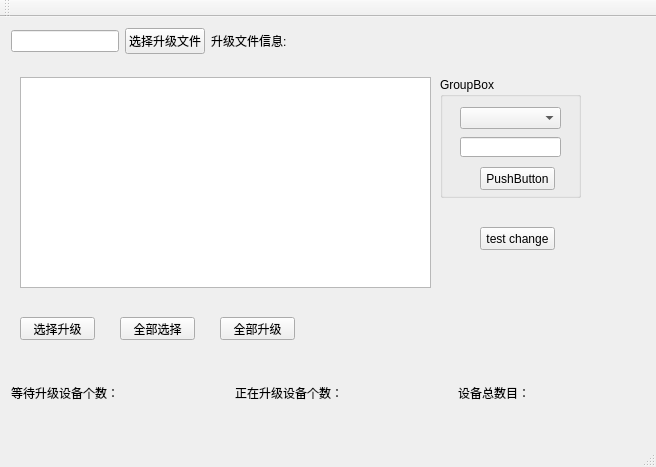
Old version of the form UpdateServer/UpdateServerWindow.ui in the repository liyouchang/KeCameraPluginProject.
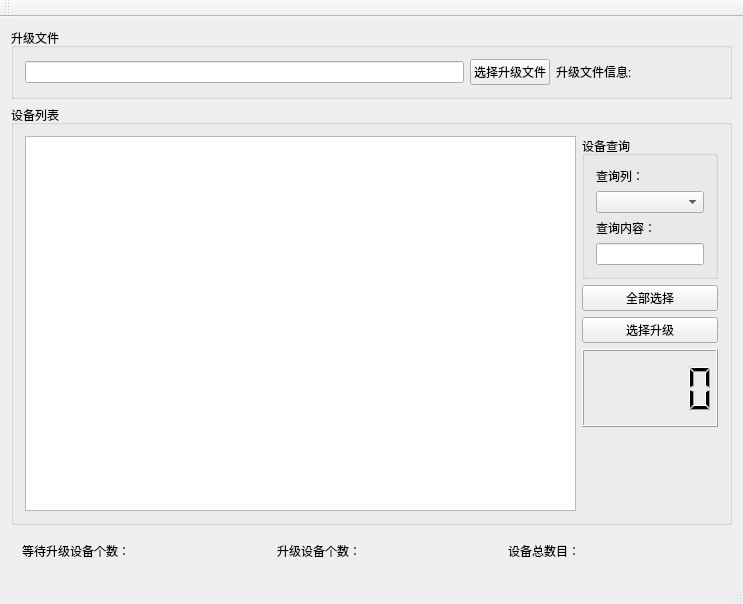
New version of the form. Custom widgets are drawn as their Qt base class.

```diff
--- a/UpdateServer/UpdateServerWindow.ui
+++ b/UpdateServer/UpdateServerWindow.ui
@@ -6,148 +6,31 @@
    <rect>
     <x>0</x>
     <y>0</y>
-    <width>656</width>
-    <height>467</height>
+    <width>743</width>
+    <height>604</height>
    </rect>
   </property>
   <property name="windowTitle">
    <string>UpdateServerWindow</string>
   </property>
   <widget class="QWidget" name="centralWidget">
-   <widget class="QPushButton" name="btnSelectUpdate">
-    <property name="geometry">
-     <rect>
-      <x>20</x>
-      <y>300</y>
-      <width>75</width>
-      <height>23</height>
-     </rect>
-    </property>
-    <property name="text">
-     <string>选择升级</string>
-    </property>
-   </widget>
-   <widget class="QPushButton" name="pushButton_6">
-    <property name="geometry">
-     <rect>
-      <x>120</x>
-      <y>300</y>
-      <width>75</width>
-      <height>23</height>
-     </rect>
-    </property>
-    <property name="text">
-     <string>全部选择</string>
-    </property>
-   </widget>
-   <widget class="QPushButton" name="pushButton_7">
-    <property name="geometry">
-     <rect>
-      <x>220</x>
-      <y>300</y>
-      <width>75</width>
-      <height>23</height>
-     </rect>
-    </property>
-    <property name="text">
-     <string>全部升级</string>
-    </property>
-   </widget>
-   <widget class="QGroupBox" name="groupBox">
-    <property name="geometry">
-     <rect>
-      <x>440</x>
-      <y>60</y>
-      <width>141</width>
-      <height>121</height>
-     </rect>
+   <layout class="QVBoxLayout" name="verticalLayout">
+    <item>
+     <widget class="QGroupBox" name="groupBox_updateFile">
+      <property name="sizePolicy">
+       <sizepolicy hsizetype="Preferred" vsizetype="Maximum">
+        <horstretch>0</horstretch>
+        <verstretch>0</verstretch>
+       </sizepolicy>
     </property>
     <property name="title">
-     <string>GroupBox</string>
-    </property>
-    <widget class="QComboBox" name="comboBox">
-     <property name="geometry">
-      <rect>
-       <x>20</x>
-       <y>30</y>
-       <width>101</width>
-       <height>22</height>
-      </rect>
-     </property>
-    </widget>
-    <widget class="QLineEdit" name="lineEdit_2">
-     <property name="geometry">
-      <rect>
-       <x>20</x>
-       <y>60</y>
-       <width>101</width>
-       <height>20</height>
-      </rect>
-     </property>
-    </widget>
-    <widget class="QPushButton" name="pushButton_2">
-     <property name="geometry">
-      <rect>
-       <x>40</x>
-       <y>90</y>
-       <width>75</width>
-       <height>23</height>
-      </rect>
-     </property>
-     <property name="text">
-      <string>PushButton</string>
-     </property>
-    </widget>
-   </widget>
-   <widget class="QTreeView" name="devView">
-    <property name="geometry">
-     <rect>
-      <x>20</x>
-      <y>60</y>
-      <width>411</width>
-      <height>211</height>
-     </rect>
-    </property>
-    <property name="editTriggers">
-     <set>QAbstractItemView::NoEditTriggers</set>
-    </property>
-    <property name="selectionMode">
-     <enum>QAbstractItemView::ExtendedSelection</enum>
-    </property>
-    <property name="rootIsDecorated">
-     <bool>false</bool>
-    </property>
-   </widget>
-   <widget class="QPushButton" name="pushButton_3">
-    <property name="geometry">
-     <rect>
-      <x>480</x>
-      <y>210</y>
-      <width>75</width>
-      <height>23</height>
-     </rect>
-    </property>
-    <property name="text">
-     <string>test change</string>
-    </property>
-   </widget>
-   <widget class="QWidget" name="horizontalLayoutWidget">
-    <property name="geometry">
-     <rect>
-      <x>0</x>
-      <y>0</y>
-      <width>651</width>
-      <height>51</height>
-     </rect>
+       <string>升级文件</string>
     </property>
     <layout class="QHBoxLayout" name="horizontalLayout">
-     <property name="sizeConstraint">
-      <enum>QLayout::SetFixedSize</enum>
-     </property>
      <item>
       <widget class="QLineEdit" name="editFileName">
        <property name="sizePolicy">
-        <sizepolicy hsizetype="Minimum" vsizetype="Fixed">
+          <sizepolicy hsizetype="Expanding" vsizetype="Fixed">
          <horstretch>0</horstretch>
          <verstretch>0</verstretch>
         </sizepolicy>
@@ -183,14 +66,14 @@
      <item>
       <widget class="QLabel" name="label_5">
        <property name="sizePolicy">
-        <sizepolicy hsizetype="Fixed" vsizetype="Preferred">
+          <sizepolicy hsizetype="Maximum" vsizetype="Preferred">
          <horstretch>0</horstretch>
          <verstretch>0</verstretch>
         </sizepolicy>
        </property>
        <property name="minimumSize">
         <size>
-         <width>200</width>
+           <width>80</width>
          <height>0</height>
         </size>
        </property>
@@ -201,14 +84,106 @@
      </item>
     </layout>
    </widget>
-   <widget class="QWidget" name="horizontalLayoutWidget_2">
-    <property name="geometry">
-     <rect>
-      <x>0</x>
-      <y>350</y>
-      <width>651</width>
-      <height>51</height>
-     </rect>
+    </item>
+    <item>
+     <widget class="QGroupBox" name="groupBox_devList">
+      <property name="title">
+       <string>设备列表</string>
+      </property>
+      <layout class="QGridLayout" name="gridLayout">
+       <item row="0" column="1">
+        <widget class="QGroupBox" name="groupBox">
+         <property name="sizePolicy">
+          <sizepolicy hsizetype="Maximum" vsizetype="Maximum">
+           <horstretch>0</horstretch>
+           <verstretch>0</verstretch>
+          </sizepolicy>
+         </property>
+         <property name="title">
+          <string>设备查询</string>
+         </property>
+         <layout class="QFormLayout" name="formLayout">
+          <property name="fieldGrowthPolicy">
+           <enum>QFormLayout::AllNonFixedFieldsGrow</enum>
+          </property>
+          <item row="0" column="0">
+           <widget class="QLabel" name="label_8">
+            <property name="text">
+             <string>查询列：</string>
+            </property>
+           </widget>
+          </item>
+          <item row="2" column="0">
+           <widget class="QLabel" name="label_9">
+            <property name="text">
+             <string>查询内容：</string>
+            </property>
+           </widget>
+          </item>
+          <item row="3" column="0">
+           <widget class="QLineEdit" name="editSearch"/>
+          </item>
+          <item row="1" column="0" colspan="2">
+           <widget class="QComboBox" name="comboSearchColumn"/>
+          </item>
+         </layout>
+        </widget>
+       </item>
+       <item row="1" column="1">
+        <widget class="QPushButton" name="btnCheckAll">
+         <property name="sizePolicy">
+          <sizepolicy hsizetype="Minimum" vsizetype="Maximum">
+           <horstretch>0</horstretch>
+           <verstretch>0</verstretch>
+          </sizepolicy>
+         </property>
+         <property name="text">
+          <string>全部选择</string>
+         </property>
+        </widget>
+       </item>
+       <item row="3" column="1">
+        <widget class="DigitalClock" name="lcdNumber"/>
+       </item>
+       <item row="0" column="0" rowspan="5">
+        <widget class="QTreeView" name="devView">
+         <property name="editTriggers">
+          <set>QAbstractItemView::NoEditTriggers</set>
+         </property>
+         <property name="selectionMode">
+          <enum>QAbstractItemView::ExtendedSelection</enum>
+         </property>
+         <property name="rootIsDecorated">
+          <bool>false</bool>
+         </property>
+         <attribute name="headerCascadingSectionResizes">
+          <bool>false</bool>
+         </attribute>
+        </widget>
+       </item>
+       <item row="2" column="1">
+        <widget class="QPushButton" name="btnSelectUpdate">
+         <property name="sizePolicy">
+          <sizepolicy hsizetype="Minimum" vsizetype="Maximum">
+           <horstretch>0</horstretch>
+           <verstretch>0</verstretch>
+          </sizepolicy>
+         </property>
+         <property name="text">
+          <string>选择升级</string>
+         </property>
+        </widget>
+       </item>
+      </layout>
+     </widget>
+    </item>
+    <item>
+     <widget class="QWidget" name="widget" native="true">
+      <property name="sizePolicy">
+       <sizepolicy hsizetype="Preferred" vsizetype="Maximum">
+        <horstretch>0</horstretch>
+        <verstretch>0</verstretch>
+       </sizepolicy>
     </property>
     <layout class="QHBoxLayout" name="horizontalLayout_2">
      <item>
@@ -240,7 +215,7 @@
         </sizepolicy>
        </property>
        <property name="text">
-        <string>正在升级设备个数：</string>
+          <string>升级设备个数：</string>
        </property>
       </widget>
      </item>
@@ -273,6 +248,8 @@
      </item>
     </layout>
    </widget>
+    </item>
+   </layout>
   </widget>
   <widget class="QMenuBar" name="menuBar">
    <property name="geometry">
@@ -295,6 +272,13 @@
   <widget class="QStatusBar" name="statusBar"/>
  </widget>
  <layoutdefault spacing="6" margin="11"/>
+ <customwidgets>
+  <customwidget>
+   <class>DigitalClock</class>
+   <extends>QLCDNumber</extends>
+   <header>digitalclock.h</header>
+  </customwidget>
+ </customwidgets>
  <resources/>
  <connections/>
 </ui>
```
Left out of the diff: 8 changed lines with no effect on the pictures. Lines whose indentation alone changed are shown as unchanged.
